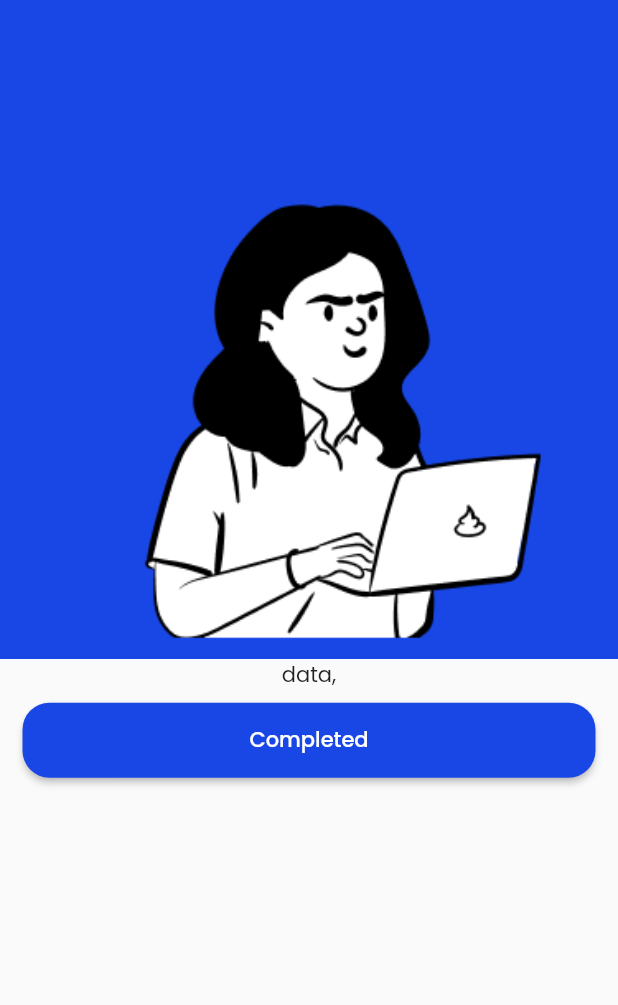
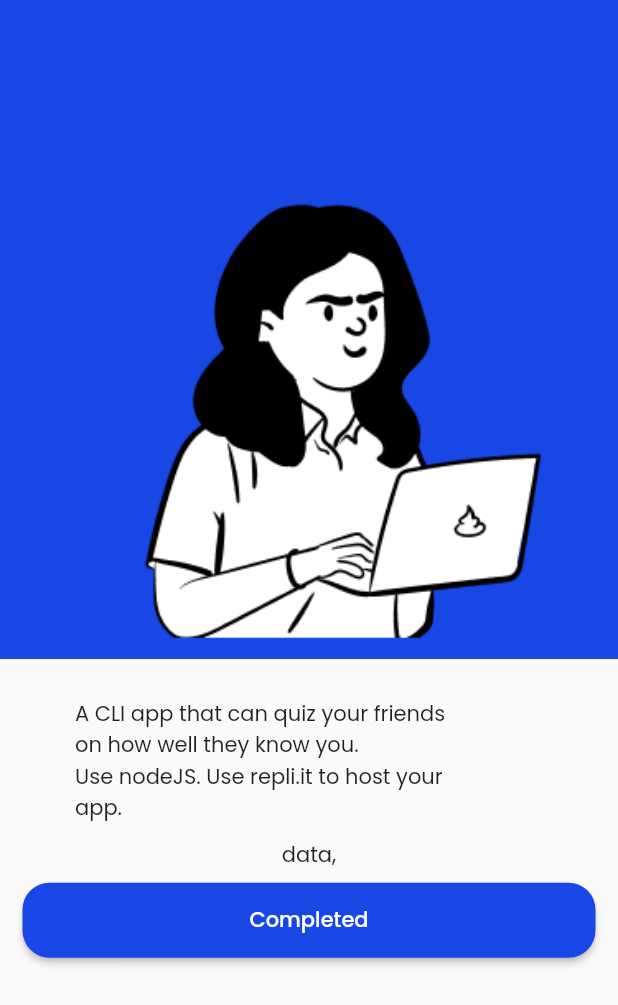
Before and after one commit to cloneartist/Upcampus, a Flutter app: the ProjectCompleted screen opened directly, on a phone screen of 412 x 824 dp. Shown: the top 1005 px of the screen. Run offline on Flutter 3.47's test engine with Material 2 defaults, Android fonts, the phone set to English and light mode, and no system bars; our stand-ins replace cloud_firestore, firebase_auth, firebase_core, google_fonts; accounts and stored records are empty.

Commit message:
project1 edit

```diff
--- a/lib/screens/completed.dart
+++ b/lib/screens/completed.dart
@@ -24,6 +24,17 @@ class _ProjectCompletedState extends State<ProjectCompleted> {
                 fit: BoxFit.contain,
               ),
             ),
+            Padding(
+              padding: const EdgeInsets.fromLTRB(50, 5, 100, 10),
+              child: Text(
+                "\nA CLI app that can quiz your friends on how well they know you.\nUse nodeJS. Use repli.it to host your app.",
+                style: GoogleFonts.poppins(
+
+                  fontSize: 14,
+                ),)),
+
+
+
             Text(
               "data,",
               style: GoogleFonts.poppins(),
```
